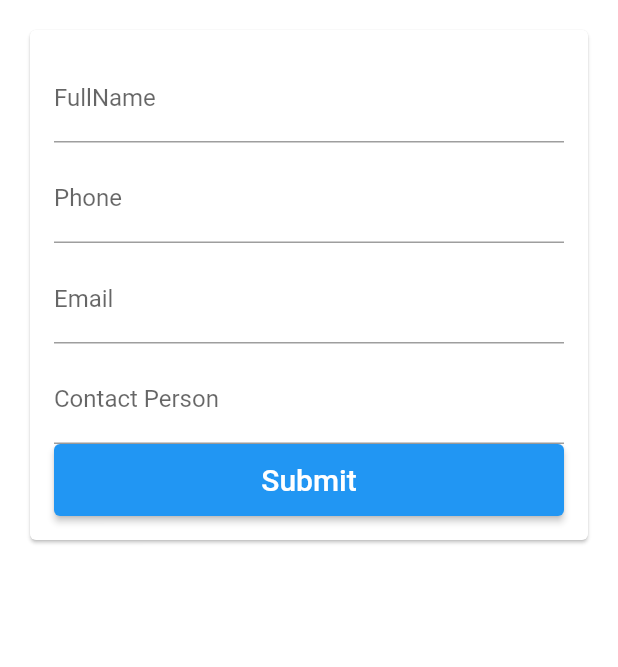
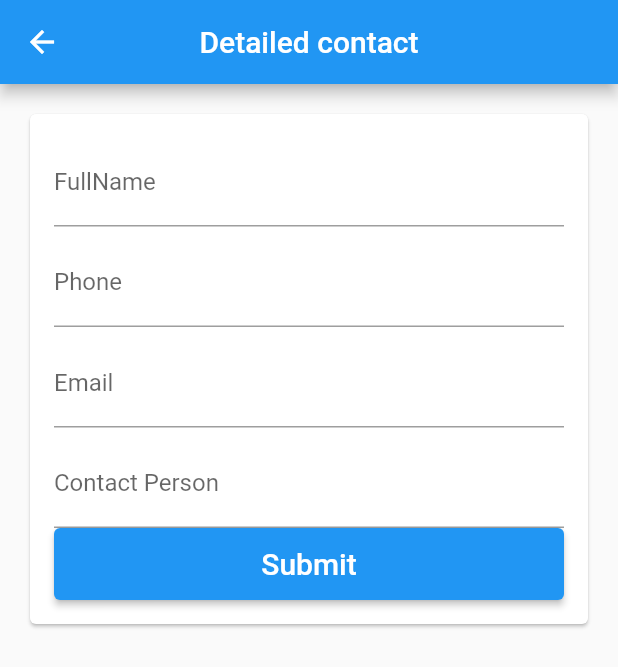
Before and after one commit to omelchenkoaleks/contacts, a Flutter app: the ContactsListScreen screen opened directly, after a tap on "Andruhina Tanya", on a phone screen of 412 x 824 dp. Shown: the top 667 px of the screen. Run offline on Flutter 3.47's test engine with Material 2 defaults, Android fonts, the phone set to English and light mode, and no system bars; our stand-ins replace flutter_layout_grid.

Commit message:
Remove the HomeAppBar. Will be use the AppBar

```diff
--- a/lib/src/features/contacts/presentation/app_bar/home_app_bar.dart
+++ /dev/null
@@ -1,28 +0,0 @@
-import 'package:flutter/material.dart';
-
-import 'package:contacts/src/constants/breakpoints.dart';
-import 'package:contacts/src/localiation/string_hardcoded.dart';
-
-class HomeAppBar extends StatelessWidget with PreferredSizeWidget {
-  HomeAppBar({super.key});
-
-  @override
-  Widget build(BuildContext context) {
-    final screenWidth = MediaQuery.of(context).size.width;
-
-    if (screenWidth < Breakpoint.tablet) {
-      return AppBar(
-        title: Text('Contacts'.hardcoded),
-        actions: const [],
-      );
-    } else {
-      return AppBar(
-        title: Text('Contacts'.hardcoded),
-        actions: const [],
-      );
-    }
-  }
-
-  @override
-  Size get preferredSize => const Size.fromHeight(60.0);
-}
--- a/lib/src/features/contacts/presentation/contact/contact_screen.dart
+++ b/lib/src/features/contacts/presentation/contact/contact_screen.dart
@@ -1,4 +1,3 @@
-import 'package:contacts/src/constants/test_contacts.dart';
 import 'package:flutter/material.dart';
 
 import 'package:contacts/src/common_widgets/primary_button.dart';
@@ -49,7 +48,12 @@ class _ContactScreenState extends State<ContactScreen> {
 
   @override
   Widget build(BuildContext context) {
-    return ResponsiveScrollableCard(
+    return Scaffold(
+      appBar: AppBar(
+        title: Text('Detailed contact'.hardcoded),
+        centerTitle: true,
+      ),
+      body: ResponsiveScrollableCard(
         child: Form(
           key: _formKey,
           child: Column(
@@ -92,6 +96,7 @@ class _ContactScreenState extends State<ContactScreen> {
                 isLoading: _isLoading,
               )
             ],
+          ),
         ),
       ),
     );
--- a/lib/src/features/contacts/presentation/contacts_list/contacts_list_screen.dart
+++ b/lib/src/features/contacts/presentation/contacts_list/contacts_list_screen.dart
@@ -1,6 +1,6 @@
 import 'package:flutter/material.dart';
 
-import 'package:contacts/src/features/contacts/presentation/app_bar/home_app_bar.dart';
+import 'package:contacts/src/localiation/string_hardcoded.dart';
 import 'package:contacts/src/common_widgets/responsive_center.dart';
 import 'package:contacts/src/constants/app_sizes.dart';
 import 'package:contacts/src/features/contacts/presentation/contacts_list/contacts_grid.dart';
@@ -38,7 +38,10 @@ class _ContactsListScreenState extends State<ContactsListScreen> {
   @override
   Widget build(BuildContext context) {
     return Scaffold(
-      appBar: HomeAppBar(),
+      appBar: AppBar(
+        title: Text('Contact List'.hardcoded),
+        centerTitle: true,
+      ),
       body: CustomScrollView(
         controller: _scrollController,
         slivers: const [
```
Lines whose indentation alone changed are shown as unchanged.
